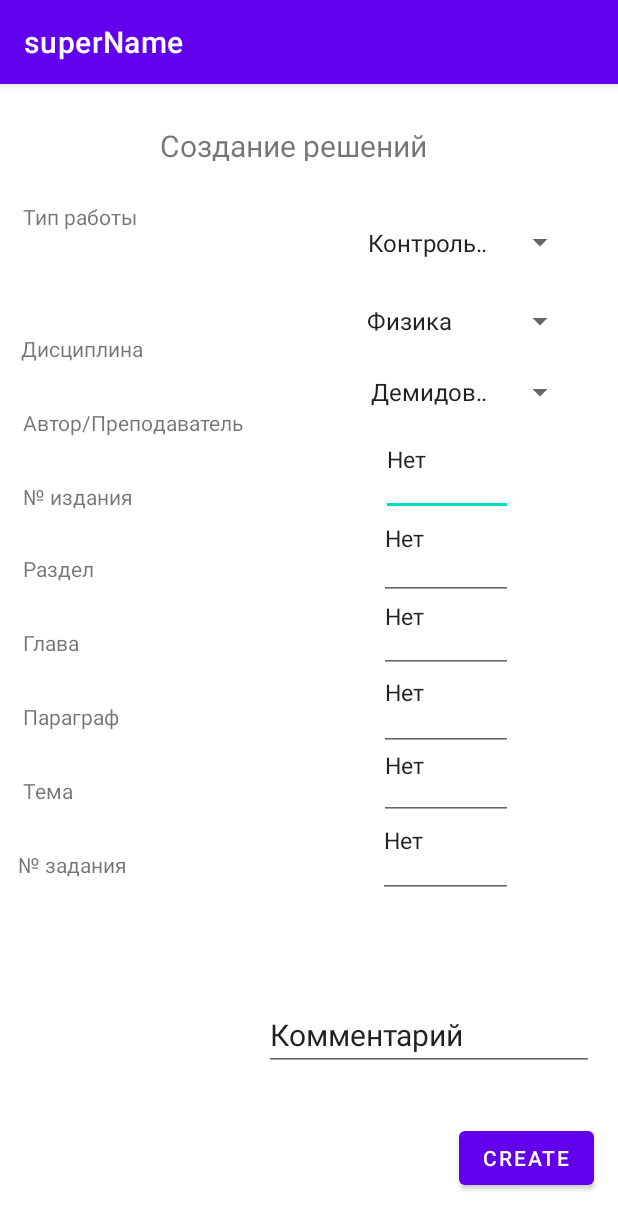
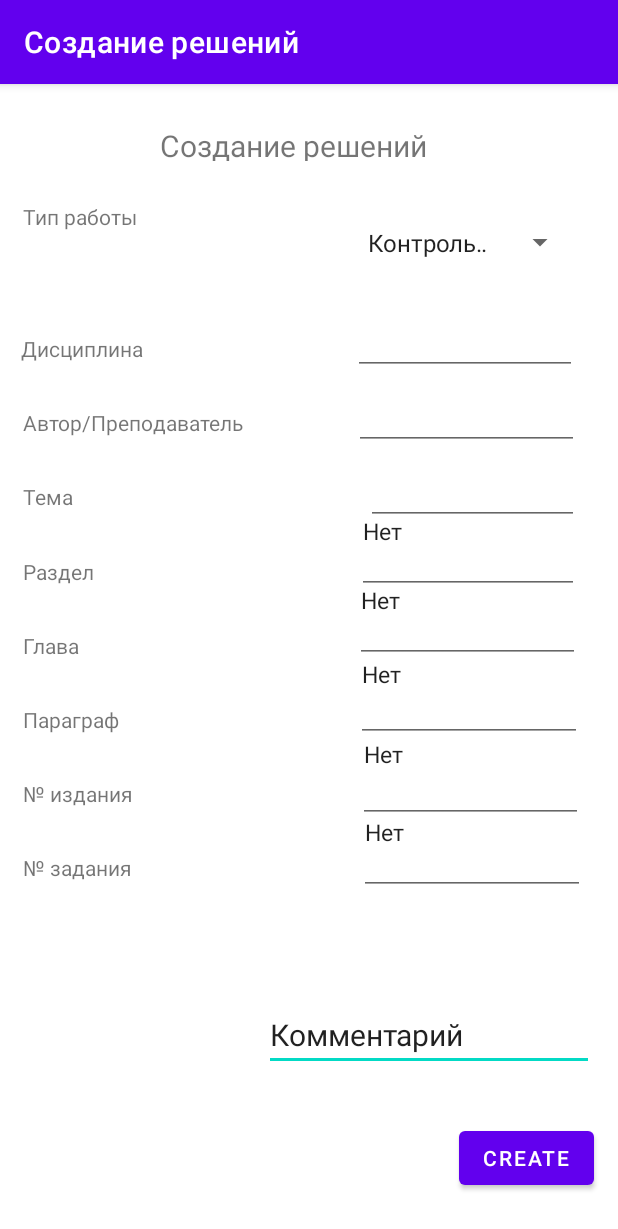
Before and after one commit to AleksandrMandrov/Bank-of-information, an Android app: the Download screen opened directly, with no data from a screen before it, on a phone screen of 412 x 824 dp. Shown: the top 1229 px of the screen. Run offline under Robolectric (Android 15) with nearby library versions, the phone set to English and light mode, and no system bars.

Commit message:
Downloadpage

```diff
--- a/app/src/main/AndroidManifest.xml
+++ b/app/src/main/AndroidManifest.xml
@@ -11,7 +11,10 @@
         android:theme="@style/Theme.MyApplication">
         <activity
             android:name=".Download"
-            android:exported="true" />
+            android:exported="true"
+            android:label="Создание решений"/>
+
+
         <activity
             android:name=".LastSolutions"
             android:exported="true"
@@ -34,4 +37,5 @@
         </activity>
     </application>
 
+
 </manifest>
--- a/app/src/main/java/com/example/myapplication/Download.java
+++ b/app/src/main/java/com/example/myapplication/Download.java
@@ -3,6 +3,11 @@ package com.example.myapplication;
 import androidx.appcompat.app.AppCompatActivity;
 
 import android.os.Bundle;
+import android.widget.ArrayAdapter;
+import android.widget.AutoCompleteTextView;
+
+import java.util.Arrays;
+import java.util.List;
 
 public class Download extends AppCompatActivity {
     @Override
@@ -14,5 +19,31 @@ public class Download extends AppCompatActivity {
     protected void onCreate(Bundle savedInstanceState) {
         super.onCreate(savedInstanceState);
         setContentView(R.layout.activity_download);
+
+        /*setContentView(R.layout.activity_main);*/
+
+        AutoCompleteTextView autoCompleteTextView = findViewById(R.id.autoCompleteTextView2);
+
+        String[] TheScience = getResources().getStringArray(R.array.TheScience);
+        List<String> TheScienceList = Arrays.asList(TheScience);
+        ArrayAdapter<String> adapter = new ArrayAdapter<>(
+                this, android.R.layout.simple_dropdown_item_1line, TheScienceList);
+        autoCompleteTextView.setAdapter(adapter);
+
+        AutoCompleteTextView autoCompleteTextView3 = findViewById(R.id.autoCompleteTextView3);
+
+        String[] Author = getResources().getStringArray(R.array.Author);
+        List<String> AuthorList = Arrays.asList(Author);
+        ArrayAdapter<String> adapter3 = new ArrayAdapter<>(
+                this, android.R.layout.simple_dropdown_item_1line, Author);
+        autoCompleteTextView3.setAdapter(adapter3);
+
+        AutoCompleteTextView autoCompleteTextView4 = findViewById(R.id.autoCompleteTextView4);
+
+        String[] Theme = getResources().getStringArray(R.array.Theme);
+        List<String> ThemeList = Arrays.asList(Theme);
+        ArrayAdapter<String> adapter4 = new ArrayAdapter<>(
+                this, android.R.layout.simple_dropdown_item_1line, Theme);
+        autoCompleteTextView4.setAdapter(adapter4);
     }
 }
--- a/app/src/main/res/layout/activity_download.xml
+++ b/app/src/main/res/layout/activity_download.xml
@@ -28,15 +28,6 @@
 
     </com.google.android.material.chip.ChipGroup>
 
-    <RadioGroup
-        android:id="@+id/radioGroup"
-        android:layout_width="wrap_content"
-        android:layout_height="wrap_content"
-        android:layout_marginStart="47dp"
-        android:layout_marginTop="49dp"
-        app:layout_constraintStart_toStartOf="parent"
-        app:layout_constraintTop_toTopOf="parent" />
-
     <Button
         android:id="@+id/button"
         android:layout_width="wrap_content"
@@ -46,7 +37,7 @@
         android:text="Create"
         app:layout_constraintBottom_toBottomOf="parent"
         app:layout_constraintEnd_toEndOf="parent"
-        app:layout_constraintTop_toBottomOf="@+id/editTextTextPostalAddress7" />
+        app:layout_constraintTop_toBottomOf="@+id/editTextTextPersonName5" />
 
     <TextView
         android:id="@+id/textView2"
@@ -58,7 +49,6 @@
         android:textSize="20sp"
         app:layout_constraintBottom_toTopOf="@+id/textView3"
         app:layout_constraintEnd_toEndOf="parent"
-        app:layout_constraintHorizontal_bias="0.5"
         app:layout_constraintStart_toStartOf="parent"
         app:layout_constraintTop_toTopOf="parent" />
 
@@ -81,10 +71,9 @@
         android:layout_height="wrap_content"
         android:layout_marginStart="14dp"
         android:layout_marginTop="30dp"
-        android:layout_marginEnd="141dp"
+        android:layout_marginEnd="140dp"
         android:text="Дисциплина"
-        app:layout_constraintEnd_toStartOf="@+id/spinner2"
-        app:layout_constraintHorizontal_bias="0.256"
+        app:layout_constraintEnd_toStartOf="@+id/autoCompleteTextView2"
         app:layout_constraintStart_toStartOf="parent"
         app:layout_constraintTop_toBottomOf="@+id/textView3" />
 
@@ -94,21 +83,21 @@
         android:layout_height="wrap_content"
         android:layout_marginStart="15dp"
         android:layout_marginTop="30dp"
-        android:layout_marginEnd="77dp"
+        android:layout_marginEnd="74dp"
         android:text="Автор/Преподаватель"
-        app:layout_constraintEnd_toStartOf="@+id/spinner3"
+        app:layout_constraintEnd_toStartOf="@+id/autoCompleteTextView3"
         app:layout_constraintStart_toStartOf="parent"
         app:layout_constraintTop_toBottomOf="@+id/textView4" />
 
     <TextView
         android:id="@+id/textView6"
         android:layout_width="0dp"
-        android:layout_height="18dp"
+        android:layout_height="20dp"
         android:layout_marginStart="15dp"
         android:layout_marginTop="30dp"
-        android:layout_marginEnd="150dp"
-        android:text="№ издания"
-        app:layout_constraintEnd_toStartOf="@+id/editTextTextPostalAddress"
+        android:layout_marginEnd="86dp"
+        android:text="Тема"
+        app:layout_constraintEnd_toStartOf="@+id/autoCompleteTextView4"
         app:layout_constraintStart_toStartOf="parent"
         app:layout_constraintTop_toBottomOf="@+id/textView5" />
 
@@ -118,9 +107,9 @@
         android:layout_height="wrap_content"
         android:layout_marginStart="15dp"
         android:layout_marginTop="30dp"
-        android:layout_marginEnd="190dp"
+        android:layout_marginEnd="175dp"
         android:text="Раздел"
-        app:layout_constraintEnd_toStartOf="@+id/editTextTextPostalAddress2"
+        app:layout_constraintEnd_toStartOf="@+id/editTextTextPersonName"
         app:layout_constraintStart_toStartOf="parent"
         app:layout_constraintTop_toBottomOf="@+id/textView6" />
 
@@ -130,9 +119,9 @@
         android:layout_height="wrap_content"
         android:layout_marginStart="15dp"
         android:layout_marginTop="30dp"
-        android:layout_marginEnd="200dp"
+        android:layout_marginEnd="184dp"
         android:text="Глава"
-        app:layout_constraintEnd_toStartOf="@+id/editTextTextPostalAddress4"
+        app:layout_constraintEnd_toStartOf="@+id/editTextTextPersonName2"
         app:layout_constraintStart_toStartOf="parent"
         app:layout_constraintTop_toBottomOf="@+id/textView7" />
 
@@ -142,9 +131,9 @@
         android:layout_height="wrap_content"
         android:layout_marginStart="15dp"
         android:layout_marginTop="30dp"
-        android:layout_marginEnd="173dp"
+        android:layout_marginEnd="158dp"
         android:text="Параграф"
-        app:layout_constraintEnd_toStartOf="@+id/editTextTextPostalAddress5"
+        app:layout_constraintEnd_toStartOf="@+id/editTextTextPersonName3"
         app:layout_constraintStart_toStartOf="parent"
         app:layout_constraintTop_toBottomOf="@+id/textView8" />
 
@@ -154,9 +143,9 @@
         android:layout_height="wrap_content"
         android:layout_marginStart="15dp"
         android:layout_marginTop="30dp"
-        android:layout_marginEnd="204dp"
-        android:text="Тема"
-        app:layout_constraintEnd_toStartOf="@+id/editTextTextPostalAddress6"
+        android:layout_marginEnd="150dp"
+        android:text="№ издания"
+        app:layout_constraintEnd_toStartOf="@+id/editTextTextPersonName4"
         app:layout_constraintStart_toStartOf="parent"
         app:layout_constraintTop_toBottomOf="@+id/textView9" />
 
@@ -164,12 +153,11 @@
         android:id="@+id/textView11"
         android:layout_width="wrap_content"
         android:layout_height="wrap_content"
-        android:layout_marginStart="12dp"
+        android:layout_marginStart="15dp"
         android:layout_marginTop="30dp"
-        android:layout_marginEnd="167dp"
+        android:layout_marginEnd="151dp"
         android:text="№ задания"
-        app:layout_constraintEnd_toEndOf="@+id/textView10"
-        app:layout_constraintEnd_toStartOf="@+id/editTextTextPostalAddress7"
+        app:layout_constraintEnd_toStartOf="@+id/editTextTextPersonName5"
         app:layout_constraintStart_toEndOf="@+id/textView10"
         app:layout_constraintStart_toStartOf="parent"
         app:layout_constraintTop_toBottomOf="@+id/textView10" />
@@ -186,128 +174,6 @@
         app:layout_constraintStart_toEndOf="@+id/textView3"
         app:layout_constraintTop_toBottomOf="@+id/textview_second" />
 
-    <Spinner
-        android:id="@+id/spinner2"
-        android:layout_width="0dp"
-        android:layout_height="0dp"
-        android:layout_marginTop="129dp"
-        android:layout_marginEnd="28dp"
-        android:layout_marginBottom="505dp"
-        android:entries="@array/TheScience"
-        app:layout_constraintBottom_toTopOf="@+id/button"
-        app:layout_constraintEnd_toEndOf="parent"
-        app:layout_constraintStart_toEndOf="@+id/textView4"
-        app:layout_constraintTop_toTopOf="parent" />
-
-    <Spinner
-        android:id="@+id/spinner3"
-        android:layout_width="0dp"
-        android:layout_height="0dp"
-        android:layout_marginTop="176dp"
-        android:layout_marginEnd="28dp"
-        android:layout_marginBottom="457dp"
-        android:entries="@array/Author"
-        app:layout_constraintBottom_toTopOf="@+id/button"
-        app:layout_constraintEnd_toEndOf="parent"
-        app:layout_constraintStart_toEndOf="@+id/textView5"
-        app:layout_constraintTop_toTopOf="parent" />
-
-    <EditText
-        android:id="@+id/editTextTextPostalAddress"
-        android:layout_width="0dp"
-        android:layout_height="0dp"
-        android:layout_marginTop="213dp"
-        android:layout_marginEnd="70sp"
-        android:layout_marginBottom="404dp"
-        android:ems="10"
-        android:inputType="textPostalAddress"
-        android:text="Нет"
-        android:textSize="15sp"
-        app:layout_constraintBottom_toTopOf="@+id/button"
-        app:layout_constraintEnd_toEndOf="parent"
-        app:layout_constraintStart_toEndOf="@+id/textView6"
-        app:layout_constraintTop_toTopOf="parent" />
-
-    <EditText
-        android:id="@+id/editTextTextPostalAddress2"
-        android:layout_width="0dp"
-        android:layout_height="0dp"
-        android:layout_marginTop="262dp"
-        android:layout_marginEnd="70sp"
-        android:layout_marginBottom="348dp"
-        android:ems="10"
-        android:inputType="textPostalAddress"
-        android:text="Нет"
-        android:textSize="15sp"
-        app:layout_constraintBottom_toTopOf="@+id/button"
-        app:layout_constraintEnd_toEndOf="parent"
-        app:layout_constraintStart_toEndOf="@+id/textView7"
-        app:layout_constraintTop_toTopOf="parent" />
-
-    <EditText
-        android:id="@+id/editTextTextPostalAddress4"
-        android:layout_width="0dp"
-        android:layout_height="0dp"
-        android:layout_marginTop="317dp"
-        android:layout_marginEnd="70sp"
-        android:layout_marginBottom="299dp"
-        android:ems="10"
-        android:inputType="textPostalAddress"
-        android:text="Нет"
-        android:textSize="15sp"
-        app:layout_constraintBottom_toTopOf="@+id/button"
-        app:layout_constraintEnd_toEndOf="parent"
-        app:layout_constraintStart_toEndOf="@+id/textView8"
-        app:layout_constraintTop_toTopOf="parent" />
-
-    <EditText
-        android:id="@+id/editTextTextPostalAddress5"
-        android:layout_width="0dp"
-        android:layout_height="0dp"
-        android:layout_marginTop="367dp"
-        android:layout_marginEnd="70sp"
-        android:layout_marginBottom="247dp"
-        android:ems="10"
-        android:inputType="textPostalAddress"
-        android:text="Нет"
-        android:textSize="15sp"
-        app:layout_constraintBottom_toTopOf="@+id/button"
-        app:layout_constraintEnd_toEndOf="parent"
-        app:layout_constraintStart_toEndOf="@+id/textView9"
-        app:layout_constraintTop_toTopOf="parent" />
-
-    <EditText
-        android:id="@+id/editTextTextPostalAddress6"
-        android:layout_width="0dp"
-        android:layout_height="0dp"
-        android:layout_marginTop="418dp"
-        android:layout_marginEnd="70sp"
-        android:layout_marginBottom="201dp"
-        android:ems="10"
-        android:inputType="textPostalAddress"
-        android:text="Нет"
-        android:textSize="15sp"
-        app:layout_constraintBottom_toTopOf="@+id/button"
-        app:layout_constraintEnd_toEndOf="parent"
-        app:layout_constraintStart_toEndOf="@+id/textView10"
-        app:layout_constraintTop_toTopOf="parent" />
-
-    <EditText
-        android:id="@+id/editTextTextPostalAddress7"
-        android:layout_width="0dp"
-        android:layout_height="0dp"
-        android:layout_marginTop="466dp"
-        android:layout_marginEnd="70sp"
-        android:layout_marginBottom="149dp"
-        android:ems="10"
-        android:inputType="textPostalAddress"
-        android:text="Нет"
-        android:textSize="15sp"
-        app:layout_constraintBottom_toTopOf="@+id/button"
-        app:layout_constraintEnd_toEndOf="parent"
-        app:layout_constraintStart_toEndOf="@+id/textView11"
-        app:layout_constraintTop_toTopOf="parent" />
-
     <EditText
         android:id="@+id/editTextTextPostalAddress8"
         android:layout_width="220dp"
@@ -322,5 +188,133 @@
         app:layout_constraintTop_toTopOf="parent"
         app:layout_constraintVertical_bias="0.848" />
 
+    <AutoCompleteTextView
+        android:id="@+id/autoCompleteTextView2"
+        android:layout_width="0dp"
+        android:layout_height="0dp"
+        android:layout_marginTop="110dp"
+        android:layout_marginEnd="27dp"
+        android:layout_marginBottom="498dp"
+        android:completionHint="Введите дисциплину"
+        android:completionThreshold="0"
+        android:text=""
+        android:textSize="15sp"
+        app:layout_constraintBottom_toTopOf="@+id/button"
+        app:layout_constraintEnd_toEndOf="parent"
+        app:layout_constraintStart_toEndOf="@+id/textView4"
+        app:layout_constraintTop_toTopOf="parent" />
+
+    <AutoCompleteTextView
+        android:id="@+id/autoCompleteTextView3"
+        android:layout_width="0dp"
+        android:layout_height="0dp"
+        android:layout_marginTop="158dp"
+        android:layout_marginEnd="26dp"
+        android:layout_marginBottom="448dp"
+        android:completionHint="Введите автора"
+        android:completionThreshold="0"
+        android:text=""
+        android:textSize="15sp"
+        app:layout_constraintBottom_toTopOf="@+id/button"
+        app:layout_constraintEnd_toEndOf="parent"
+        app:layout_constraintStart_toEndOf="@+id/textView5"
+        app:layout_constraintTop_toTopOf="parent" />
+
+    <AutoCompleteTextView
+        android:id="@+id/autoCompleteTextView4"
+        android:layout_width="0dp"
+        android:layout_height="0dp"
+        android:layout_marginTop="208dp"
+        android:layout_marginEnd="26dp"
+        android:layout_marginBottom="398dp"
+        android:completionHint="Введите тему"
+        android:completionThreshold="0"
+        android:text=""
+        android:textSize="15sp"
+        app:layout_constraintBottom_toTopOf="@+id/button"
+        app:layout_constraintEnd_toEndOf="parent"
+        app:layout_constraintStart_toEndOf="@+id/textView6"
+        app:layout_constraintTop_toTopOf="parent" />
+
+    <EditText
+        android:id="@+id/editTextTextPersonName"
+        android:layout_width="0dp"
+        android:layout_height="0dp"
+        android:layout_marginTop="257dp"
+        android:layout_marginEnd="26dp"
+        android:layout_marginBottom="352dp"
+        android:ems="10"
+        android:inputType="textPersonName"
+        android:text="Нет"
+        android:textSize="15sp"
+        app:layout_constraintBottom_toTopOf="@+id/button"
+        app:layout_constraintEnd_toEndOf="parent"
+        app:layout_constraintStart_toEndOf="@+id/textView7"
+        app:layout_constraintTop_toTopOf="parent" />
+
+    <EditText
+        android:id="@+id/editTextTextPersonName2"
+        android:layout_width="0dp"
+        android:layout_height="0dp"
+        android:layout_marginTop="303dp"
+        android:layout_marginEnd="25dp"
+        android:layout_marginBottom="306dp"
+        android:ems="10"
+        android:inputType="textPersonName"
+        android:text="Нет"
+        android:textSize="15sp"
+        app:layout_constraintBottom_toTopOf="@+id/button"
+        app:layout_constraintEnd_toEndOf="parent"
+        app:layout_constraintStart_toEndOf="@+id/textView8"
+        app:layout_constraintTop_toTopOf="parent" />
+
+    <EditText
+        android:id="@+id/editTextTextPersonName3"
+        android:layout_width="0dp"
+        android:layout_height="0dp"
+        android:layout_marginTop="349dp"
+        android:layout_marginEnd="24dp"
+        android:layout_marginBottom="253dp"
+        android:ems="10"
+        android:inputType="textPersonName"
+        android:text="Нет"
+        android:textSize="15sp"
+        app:layout_constraintBottom_toTopOf="@+id/button"
+        app:layout_constraintEnd_toEndOf="parent"
+        app:layout_constraintStart_toEndOf="@+id/textView9"
+        app:layout_constraintTop_toTopOf="parent" />
+
+    <EditText
+        android:id="@+id/editTextTextPersonName4"
+        android:layout_width="0dp"
+        android:layout_height="0dp"
+        android:layout_marginTop="402dp"
+        android:layout_marginEnd="23dp"
+        android:layout_marginBottom="199dp"
+        android:ems="10"
+        android:inputType="textPersonName"
+        android:text="Нет"
+        android:textSize="15sp"
+        app:layout_constraintBottom_toTopOf="@+id/button"
+        app:layout_constraintEnd_toEndOf="parent"
+        app:layout_constraintStart_toEndOf="@+id/textView10"
+        app:layout_constraintTop_toTopOf="parent" />
+
+    <EditText
+        android:id="@+id/editTextTextPersonName5"
+        android:layout_width="0dp"
+        android:layout_height="0dp"
+        android:layout_marginTop="457dp"
+        android:layout_marginEnd="22dp"
+        android:layout_marginBottom="151dp"
+        android:ems="10"
+        android:inputType="textPersonName"
+        android:text="Нет"
+        android:textSize="15sp"
+        app:layout_constraintBottom_toTopOf="@+id/button"
+        app:layout_constraintEnd_toEndOf="parent"
+        app:layout_constraintStart_toEndOf="@+id/textView11"
+        app:layout_constraintTop_toTopOf="parent" />
+
 
 </androidx.constraintlayout.widget.ConstraintLayout>
--- a/app/src/main/res/mipmap-anydpi-v26/ic_launcher.xml
+++ b/app/src/main/res/mipmap-anydpi-v26/ic_launcher.xml
@@ -1,5 +1,5 @@
 <?xml version="1.0" encoding="utf-8"?>
 <adaptive-icon xmlns:android="http://schemas.android.com/apk/res/android">
-    <background android:drawable="@drawable/ic_launcher_background" />
-    <foreground android:drawable="@drawable/ic_launcher_foreground" />
+    <background android:drawable="@drawable/icon" />
+    <foreground android:drawable="@drawable/icon" />
 </adaptive-icon>
--- a/app/src/main/res/values/strings.xml
+++ b/app/src/main/res/values/strings.xml
@@ -72,7 +72,8 @@
     </string-array>
     <string-array name="Theme">
         <item>Нет</item>
-        <item>1-ая</item>
+        <item>Пределы</item>
+        <item>Булевые операнды</item>
         <item>...</item>
     </string-array>
     <string-array name="JobNumber">
```
Also changed, not shown: app/src/main/res/drawable/icon.jpg (added).
